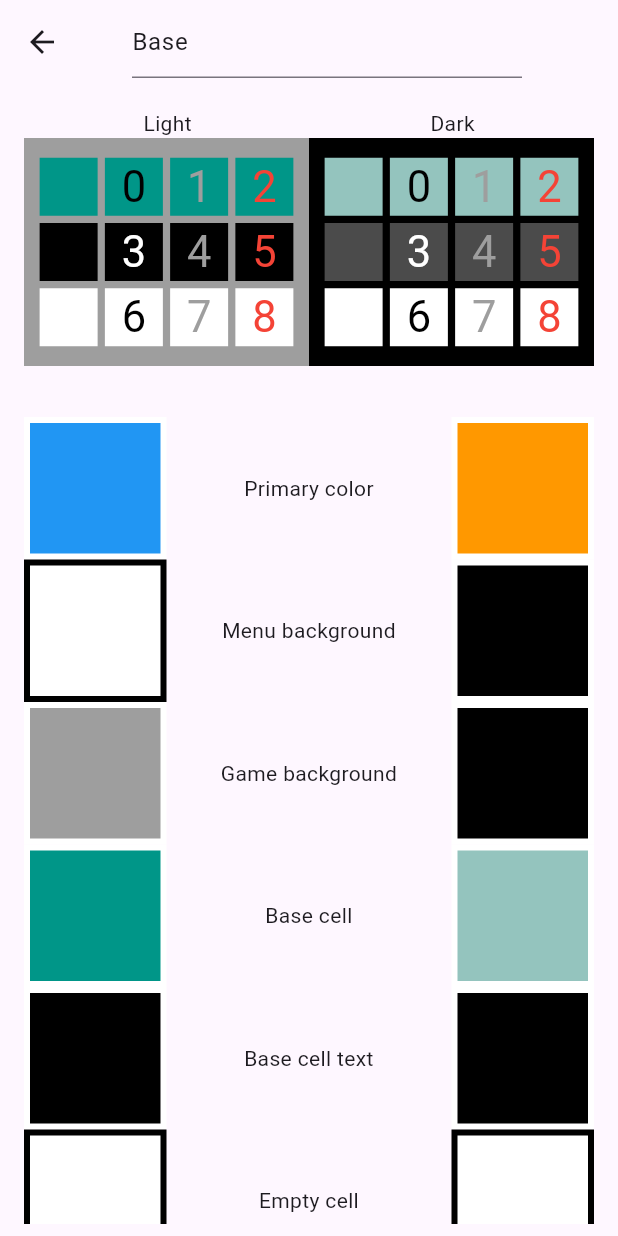
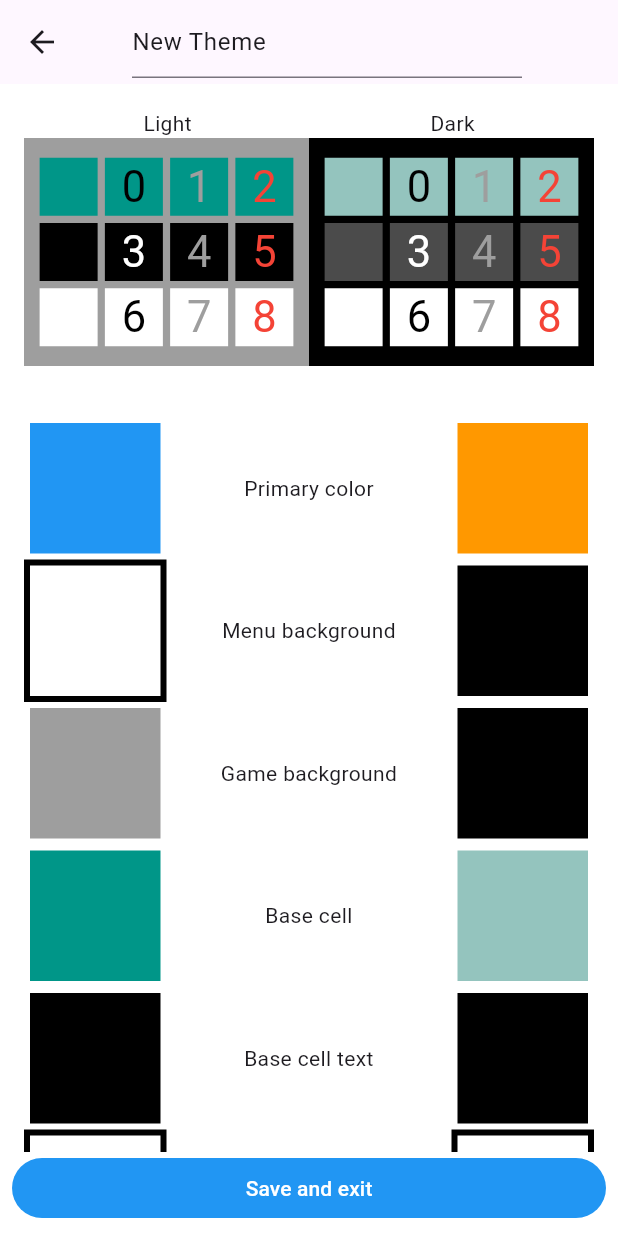
Before and after one commit to ArthurVinbeau/mosaic, a Flutter app: the ThemePicker screen opened directly, after a tap on the "add" icon, on a phone screen of 412 x 824 dp. Run offline on Flutter 3.47's test engine with Material 2 defaults, Android fonts, the phone set to English and light mode, and no system bars; our stand-ins replace bloc, dropdown_search, equatable, flutter_bloc, flutter_colorpicker, flutter_localized_locales and 4 more; missing offline and left inert: animator; accounts and stored records are empty; generated files the repository leaves out were written again.

Commit message:
feat(ThemeCreator): save and exit

```diff
--- a/lib/blocs/theme_creator/theme_creator_bloc.dart
+++ b/lib/blocs/theme_creator/theme_creator_bloc.dart
@@ -8,7 +8,6 @@ import '../../entities/game_theme.dart';
 import '../../entities/theme_collection.dart';
 
 part 'theme_creator_event.dart';
-
 part 'theme_creator_state.dart';
 
 class ThemeCreatorBloc extends Bloc<ThemeCreatorEvent, ThemeCreatorState> {
@@ -18,10 +17,12 @@ class ThemeCreatorBloc extends Bloc<ThemeCreatorEvent, ThemeCreatorState> {
 
   ThemeCreatorBloc({required this.themeCubit, ThemeCollection? original})
       : _collection = original?.copyWith() ?? themeCubit.defaultTheme.copyWith(name: "New Theme"),
-        super(ThemeCreatorInitial(original ?? themeCubit.defaultTheme)) {
+        super(ThemeCreatorInitial(original ?? themeCubit.defaultTheme.copyWith(name: "New Theme"))) {
     on<SetThemeColorsEvent>(_setThemeColor);
     on<SetThemeNameEvent>(_setThemeName);
     on<SaveThemeEvent>(_saveTheme);
+    on<ExitPageEvent>(_exitPage);
+    on<ConfirmExitPageEvent>(_confirmExitPage);
   }
 
   void _setThemeColor(SetThemeColorsEvent event, Emitter emit) {
@@ -33,17 +34,32 @@ class ThemeCreatorBloc extends Bloc<ThemeCreatorEvent, ThemeCreatorState> {
   }
 
   void _setThemeName(SetThemeNameEvent event, Emitter emit) {
-    if (event.name
-        .trim()
-        .isNotEmpty) {
-      _collection = _collection.copyWith(name: event.name.trim());
+    final name = event.name.trim();
+    if (name.isEmpty) {
+      emit(ThemeNameErrorState(ThemeCreatorNameError.mustNotBeEmpty, _collection));
+    } else if (themeCubit.customThemes.any((element) => element.name == name)) {
+      emit(ThemeNameErrorState(ThemeCreatorNameError.alreadyExists, _collection));
+    } else {
+      _collection = _collection.copyWith(name: name);
       emit(ThemeCreatorInitial(_collection));
-    } else {
-      emit(ThemeNameErrorState('Name must not be empty', _collection));
     }
   }
 
   void _saveTheme(SaveThemeEvent event, Emitter emit) {
+    themeCubit.saveCustomTheme(_collection);
+    emit(ExitPageState(true, _collection));
+  }
 
+  void _exitPage(ExitPageEvent event, Emitter emit) {
+    emit(ShowExiConfirmationState(_collection));
+  }
+
+  void _confirmExitPage(ConfirmExitPageEvent event, Emitter emit) {
+    emit(ExitPageState(false, _collection));
   }
 }
+
+enum ThemeCreatorNameError {
+  alreadyExists,
+  mustNotBeEmpty,
+}
--- a/lib/blocs/theme_creator/theme_creator_event.dart
+++ b/lib/blocs/theme_creator/theme_creator_event.dart
@@ -29,3 +29,17 @@ class SetThemeNameEvent extends ThemeCreatorEvent {
   @override
   List<Object?> get props => [name];
 }
+
+class ExitPageEvent extends ThemeCreatorEvent {
+  const ExitPageEvent();
+
+  @override
+  List<Object?> get props => [];
+}
+
+class ConfirmExitPageEvent extends ThemeCreatorEvent {
+  const ConfirmExitPageEvent();
+
+  @override
+  List<Object?> get props => [];
+}
--- a/lib/blocs/theme_creator/theme_creator_state.dart
+++ b/lib/blocs/theme_creator/theme_creator_state.dart
@@ -14,10 +14,23 @@ class ThemeCreatorInitial extends ThemeCreatorState {
 }
 
 class ThemeNameErrorState extends ThemeCreatorState {
-  final String errorMessage;
+  final ThemeCreatorNameError error;
 
-  const ThemeNameErrorState(this.errorMessage, ThemeCollection collection) : super(collection);
+  const ThemeNameErrorState(this.error, ThemeCollection collection) : super(collection);
 
   @override
-  List<Object> get props => [collection, errorMessage];
+  List<Object> get props => [collection, error];
 }
+
+class ShowExiConfirmationState extends ThemeCreatorState {
+  const ShowExiConfirmationState(ThemeCollection collection) : super(collection);
+}
+
+class ExitPageState extends ThemeCreatorState {
+  final bool returnValue;
+
+  const ExitPageState(this.returnValue, ThemeCollection collection) : super(collection);
+
+  @override
+  List<Object> get props => [collection, returnValue];
+}
--- a/lib/l10n/app_en.arb
+++ b/lib/l10n/app_en.arb
@@ -288,5 +288,21 @@
   "themeControlsMoveDisabled": "Controls disabled",
   "@themeControlsMoveDisabled": {
     "description": "Game theme move controls disabled color"
+  },
+  "discardChanges": "Discard changes?",
+  "@discardChanges": {
+    "description": "Ask the user if he wants to discard all the changes made"
+  },
+  "cannotBeUndone": "This action cannot be undone.",
+  "@cannotBeUndone": {
+    "description": "Warn the user that the action cannot be undone"
+  },
+  "looseThemeChanges": "You will lose all the modifications you made to this theme.",
+  "@looseThemeChanges": {
+    "description": "Warn the user that he will lose all modifications made to the theme"
+  },
+  "saveAndExit": "Save and exit",
+  "@saveAndExit": {
+    "description": "Save and exit the page"
   }
 }
--- a/lib/l10n/app_fr.arb
+++ b/lib/l10n/app_fr.arb
@@ -58,5 +58,9 @@
   "themeCellTextError": "Texte d'erreur",
   "themeCellTextComplete": "Texte de case terminée",
   "themeControlsMoveEnabled": "Contrôle activé",
-  "themeControlsMoveDisabled": "Contrôle désactivé"
+  "themeControlsMoveDisabled": "Contrôle désactivé",
+  "discardChanges": "Annuler les changements ?",
+  "cannotBeUndone": "Cette action est définitive.",
+  "looseThemeChanges": "Vous perdrez toutes les modifications apportées à ce thème",
+  "saveAndExit": "Sauvegarder et fermer"
 }
--- a/lib/presentation/elements/theme_creator_name_field.dart
+++ b/lib/presentation/elements/theme_creator_name_field.dart
@@ -17,15 +17,36 @@ class _ThemeCreatorNameFieldState extends State<ThemeCreatorNameField> {
     return BlocBuilder<ThemeCreatorBloc, ThemeCreatorState>(
         builder: (BuildContext context, ThemeCreatorState state) {
           controller.value = controller.value.copyWith(text: state.collection.name);
+
+          String? errorText;
+
+          if (state is ThemeNameErrorState) {
+            switch (state.error) {
+              case ThemeCreatorNameError.alreadyExists:
+                errorText = "";
+                break;
+              case ThemeCreatorNameError.mustNotBeEmpty:
+                errorText = "";
+                break;
+            }
+          }
           return TextField(
             controller: controller,
+            decoration: InputDecoration(
+              errorText: errorText,
+            ),
             onChanged: (String value) {
-              if (value.trim().isNotEmpty) {
+              if (value
+                  .trim()
+                  .isNotEmpty) {
                 context.read<ThemeCreatorBloc>().add(SetThemeNameEvent(value.trim()));
               }
             },
           );
         },
-        buildWhen: (previous, current) => previous.collection.name != current.collection.name);
+        buildWhen: (previous, current) =>
+        previous.runtimeType != current.runtimeType ||
+            previous is ThemeNameErrorState && previous.error != (current as ThemeNameErrorState).error ||
+            previous.collection.name != current.collection.name);
   }
 }
--- a/lib/presentation/pages/theme_creator.dart
+++ b/lib/presentation/pages/theme_creator.dart
@@ -1,6 +1,7 @@
 import 'package:flutter/material.dart';
 import 'package:flutter_bloc/flutter_bloc.dart';
 import 'package:flutter_gen/gen_l10n/app_localizations.dart';
+import 'package:mosaic/blocs/theme/theme_cubit.dart';
 import 'package:mosaic/blocs/theme_creator/theme_creator_bloc.dart';
 import 'package:mosaic/entities/theme_collection.dart';
 import 'package:mosaic/presentation/elements/color_picker_dialog.dart';
@@ -147,11 +148,51 @@ class ThemeCreator extends StatelessWidget {
 
   @override
   Widget build(BuildContext context) {
-    return BlocBuilder<ThemeCreatorBloc, ThemeCreatorState>(
-      builder: ((context, state) {
+    final brightness = context.read<ThemeCubit>().state.theme.brightness;
     final loc = AppLocalizations.of(context)!;
 
-        return Scaffold(
+    return BlocConsumer<ThemeCreatorBloc, ThemeCreatorState>(
+      listenWhen: (previous, current) => current is ExitPageState || current is ShowExiConfirmationState,
+      listener: (context, state) {
+        if (state is ExitPageState) {
+          Navigator.pop(context, state.returnValue);
+        } else if (state is ShowExiConfirmationState) {
+          final bloc = context.read<ThemeCreatorBloc>();
+          showDialog(
+              context: context,
+              builder: (context) => AlertDialog(
+                    title: Text(loc.discardChanges),
+                    content: Column(
+                      mainAxisSize: MainAxisSize.min,
+                      crossAxisAlignment: CrossAxisAlignment.start,
+                      children: [
+                        Text(loc.looseThemeChanges),
+                        Text(loc.cannotBeUndone, style: const TextStyle(fontWeight: FontWeight.bold)),
+                      ],
+                    ),
+                    actions: [
+                      TextButton(onPressed: () => Navigator.pop(context), child: Text(loc.cancelDialog)),
+                      FilledButton(
+                          style: FilledButton.styleFrom(backgroundColor: Theme.of(context).colorScheme.error),
+                          onPressed: () {
+                            bloc.add(const ConfirmExitPageEvent());
+                            Navigator.pop(context);
+                          },
+                          child: Text(loc.confirmDialog))
+                    ],
+                  ));
+        }
+      },
+      builder: ((context, state) {
+        return WillPopScope(
+          onWillPop: () async {
+            context.read<ThemeCreatorBloc>().add(const ExitPageEvent());
+            return false;
+          },
+          child: Scaffold(
+            backgroundColor: brightness == Brightness.light
+                ? state.collection.light.menuBackground
+                : state.collection.dark.menuBackground,
             appBar: AppBar(
               title: const Padding(
                 padding: EdgeInsets.only(left: 16.0, right: 48),
@@ -306,15 +347,23 @@ class ThemeCreator extends StatelessWidget {
                           ],
                         ),
                       ),
-
-                    /*
-        primaryColor,
-        controlsMoveEnabled,
-        controlsMoveDisabled,
-         */
                     ),
                   ),
+                  SizedBox(
+                    width: double.infinity,
+                    child: FilledButton(
+                      style: FilledButton.styleFrom(
+                          backgroundColor: brightness == Brightness.light
+                              ? state.collection.light.primaryColor
+                              : state.collection.dark.primaryColor),
+                      onPressed: () {
+                        context.read<ThemeCreatorBloc>().add(const SaveThemeEvent());
+                      },
+                      child: Text(loc.saveAndExit),
+                    ),
+                  )
                 ],
+              ),
             ),
           ),
         );
```
Lines whose indentation alone changed are shown as unchanged.
